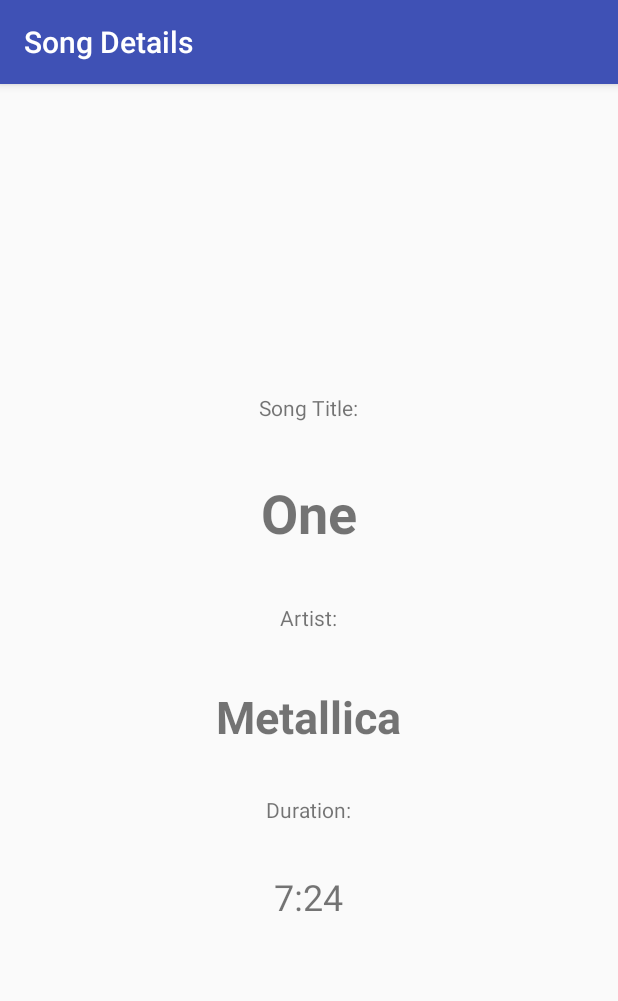
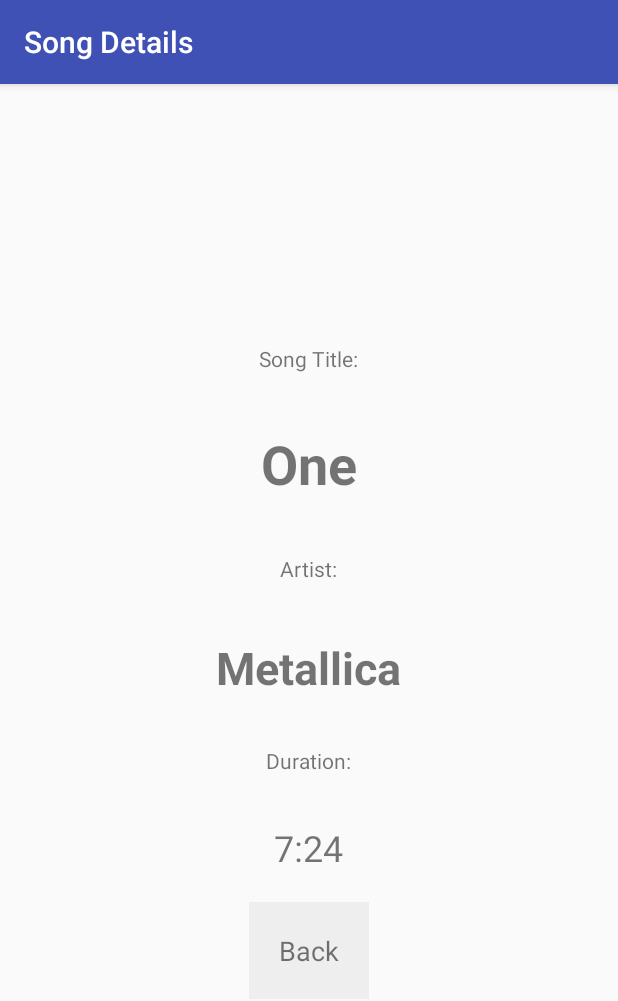
Before and after one commit to izorkus/MyMusicPlayerApp, an Android app: the screen it shows after launch (SongDetails), after a tap on "Song Details", on a phone screen of 412 x 824 dp. Shown: the top 1001 px of the screen. Run offline under Robolectric (Android 15) with nearby library versions, the phone set to English and light mode, and no system bars; 3 other taps on this screen came first.

Commit message:
0.3 beta

```diff
--- a/app/src/main/java/com/example/root/mymusicplayerapp/MainActivity.java
+++ b/app/src/main/java/com/example/root/mymusicplayerapp/MainActivity.java
@@ -109,9 +109,9 @@ public class MainActivity extends AppCompatActivity {
         });
 
         // OnClickListener for song details
-        TextView numbers = (TextView) findViewById(R.id.infoButton);
+        TextView songDetails = (TextView) findViewById(R.id.infoButton);
 
-        numbers.setOnClickListener(new View.OnClickListener() {
+        songDetails.setOnClickListener(new View.OnClickListener() {
             @Override
             public void onClick(View view) {
                 Intent detailsIntent = new Intent(MainActivity.this, SongDetails.class);
--- a/app/src/main/java/com/example/root/mymusicplayerapp/SongDetails.java
+++ b/app/src/main/java/com/example/root/mymusicplayerapp/SongDetails.java
@@ -3,6 +3,7 @@ package com.example.root.mymusicplayerapp;
 import android.content.Intent;
 import android.support.v7.app.AppCompatActivity;
 import android.os.Bundle;
+import android.view.View;
 import android.widget.TextView;
 import android.widget.Toast;
 
@@ -43,7 +44,21 @@ public class SongDetails extends AppCompatActivity {
         TextView timeDetail = (TextView) findViewById(R.id.durationsDetail);
         timeDetail.setText(nowPlayingSong.getSongDuration());
 
+
+
         //String mesgT= "Now playing: " + nowPlayingSong.getSongTitle() + " by " + nowPlayingSong.getSongArtist() + "time:" +nowPlayingSong.getSongDuration();
         //Toast.makeText(this, mesgT, Toast.LENGTH_LONG).show();
+
+        TextView songDetails = (TextView) findViewById(R.id.backButton);
+
+        songDetails.setOnClickListener(new View.OnClickListener() {
+            @Override
+            public void onClick(View view) {
+                Intent playerIntent = new Intent(SongDetails.this, MainActivity.class);
+                startActivity(playerIntent);
+            }
+        });
+
+
     }
 }
--- a/app/src/main/res/layout/activity_song_details.xml
+++ b/app/src/main/res/layout/activity_song_details.xml
@@ -55,4 +55,13 @@
         android:textSize="24sp"
         tools:text="4:36" />
 
+    <TextView
+        android:id="@+id/backButton"
+        android:layout_width="wrap_content"
+        android:layout_height="wrap_content"
+        android:padding="20dp"
+        android:textSize="18sp"
+        android:background="#EEE"
+        android:text="Back" />
+
 </LinearLayout>
```
